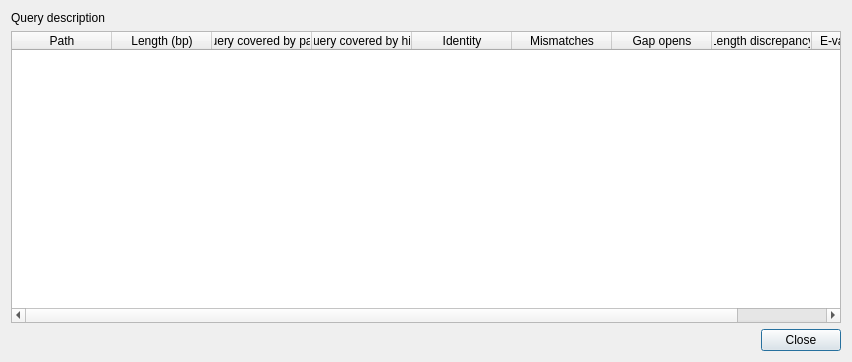
Old version of the form ui/querypathsdialog.ui in the repository rrwick/Bandage.
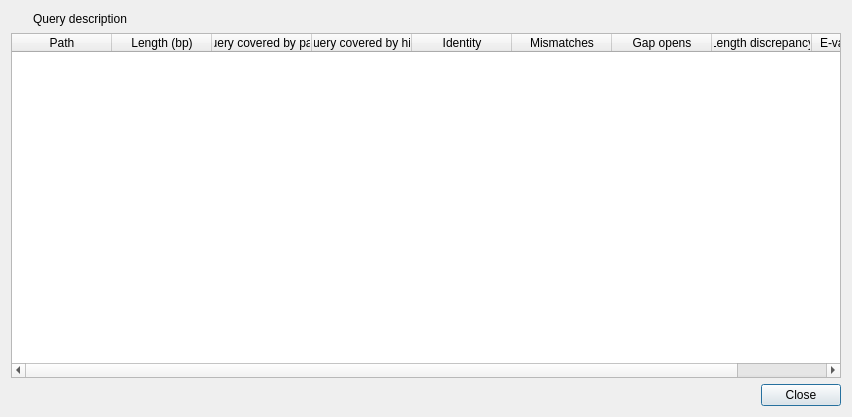
New version of the form. Custom widgets are drawn as their Qt base class.

Commit message: Add info text to the query paths dialog

The edit to the form file:
```diff
--- a/ui/querypathsdialog.ui
+++ b/ui/querypathsdialog.ui
@@ -7,14 +7,14 @@
     <x>0</x>
     <y>0</y>
     <width>852</width>
-    <height>362</height>
+    <height>417</height>
    </rect>
   </property>
   <property name="windowTitle">
    <string>Query paths</string>
   </property>
-  <layout class="QVBoxLayout" name="verticalLayout">
-   <item>
+  <layout class="QGridLayout" name="gridLayout">
+   <item row="0" column="1">
     <widget class="QLabel" name="queryLabel">
      <property name="text">
       <string>Query description</string>
@@ -24,7 +24,23 @@
      </property>
     </widget>
    </item>
-   <item>
+   <item row="0" column="0">
+    <widget class="InfoTextWidget" name="queryPathsInfoText" native="true">
+     <property name="sizePolicy">
+      <sizepolicy hsizetype="Fixed" vsizetype="Fixed">
+       <horstretch>0</horstretch>
+       <verstretch>0</verstretch>
+      </sizepolicy>
+     </property>
+     <property name="minimumSize">
+      <size>
+       <width>16</width>
+       <height>16</height>
+      </size>
+     </property>
+    </widget>
+   </item>
+   <item row="1" column="0" colspan="2">
     <widget class="MyTableWidget" name="tableWidget">
      <column>
       <property name="text">
@@ -73,7 +89,7 @@
      </column>
     </widget>
    </item>
-   <item>
+   <item row="2" column="0" colspan="2">
     <widget class="QDialogButtonBox" name="buttonBox">
      <property name="orientation">
       <enum>Qt::Horizontal</enum>
@@ -91,6 +107,12 @@
    <extends>QTableWidget</extends>
    <header>mytablewidget.h</header>
   </customwidget>
+  <customwidget>
+   <class>InfoTextWidget</class>
+   <extends>QWidget</extends>
+   <header>infotextwidget.h</header>
+   <container>1</container>
+  </customwidget>
  </customwidgets>
  <resources/>
  <connections>
```
The commit also changes 2 other files.
